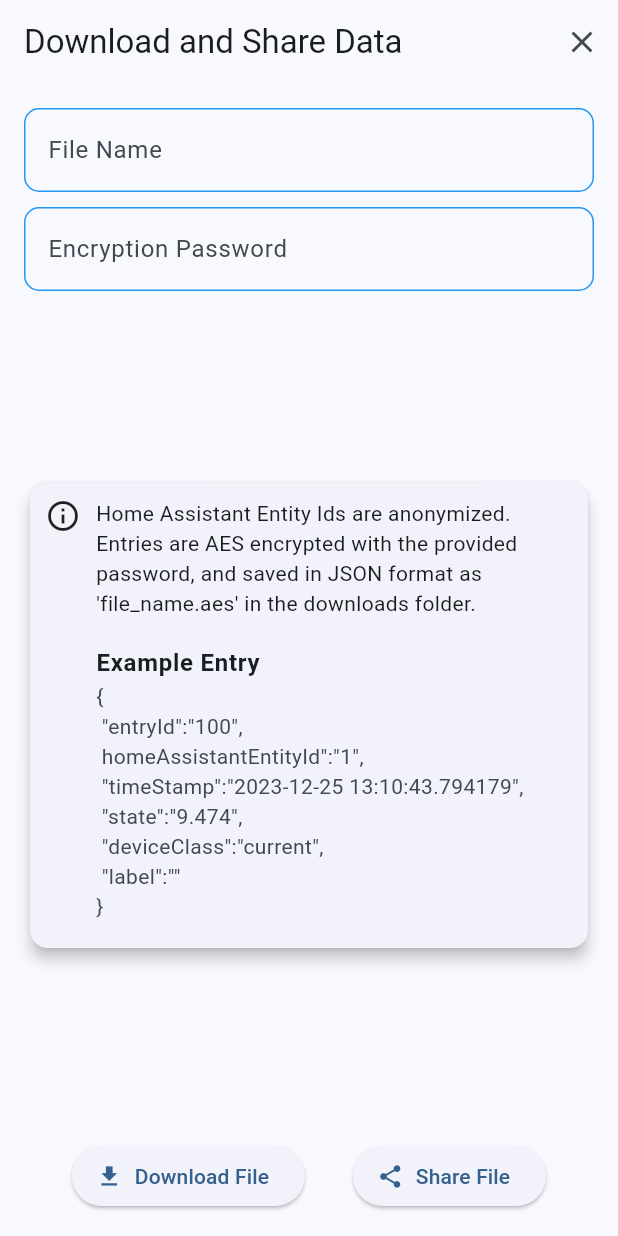
After one commit to yileijiang/smart-plug-data-flutter-app, a Flutter app: the DataSharingDialog screen opened directly, on a phone screen of 412 x 824 dp. The commit adds this screen. Run offline on Flutter 3.47's test engine with Material 3 defaults, Android fonts, the phone set to English and light mode, and no system bars; our stand-ins replace drift, flutter_bloc, flutter_local_notifications, fluttertoast, get_it, share_plus and 1 more; missing offline and left inert: encrypted_drift, flutter_foreground_task; accounts and stored records are empty; generated files the repository leaves out were written again; statements that could not run were skipped.

Commit message:
added data sharing widget

```diff
--- /dev/null
+++ b/lib/blocs/data_sharing_dialog_bloc/data_sharing_dialog_bloc.dart
@@ -0,0 +1,32 @@
+import 'package:flutter_bloc/flutter_bloc.dart';
+import 'package:smart_plug_data/blocs/data_sharing_dialog_bloc/data_sharing_dialog_event.dart';
+import 'package:smart_plug_data/blocs/data_sharing_dialog_bloc/data_sharing_dialog_state.dart';
+import 'package:smart_plug_data/data/repositories/smart_plug_entries _repository.dart';
+
+class DataSharingDialogBloc
+    extends Bloc<DataSharingDialogEvent, DataSharingDialogState> {
+  final SmartPlugEntriesRepository smartPlugEntriesRepository;
+
+  DataSharingDialogBloc({required this.smartPlugEntriesRepository})
+      : super(DataSharingDialogClosed()) {
+    on<OpenDataSharingDialog>(_mapOpenDataSharingDialogEventToState);
+    on<DownloadData>(_mapDownloadDataEventToState);
+  }
+
+  void _mapOpenDataSharingDialogEventToState(
+      OpenDataSharingDialog event, Emitter<DataSharingDialogState> emit) async {
+      emit(DataSharingDialogOpen());
+    //Share.share('Hello Welcome to FlutterCampus', subject: 'Welcome Message');
+  }
+
+  void _mapOpenDataSharingDialogEventToState(
+      OpenDataSharingDialog event, Emitter<DataSharingDialogState> emit) async {
+    emit(DataSharingDialogOpen());
+    //Share.share('Hello Welcome to FlutterCampus', subject: 'Welcome Message');
+  }
+
+  void _mapDownloadDataEventToState(
+      DownloadData event, Emitter<DataSharingDialogState> emit) async {
+    emit(DataSharingDialogClosed());
+  }
+}
--- /dev/null
+++ b/lib/blocs/data_sharing_dialog_bloc/data_sharing_dialog_event.dart
@@ -0,0 +1,8 @@
+abstract class DataSharingDialogEvent {}
+
+
+class OpenDataSharingDialog extends DataSharingDialogEvent {}
+
+class CloseDataSharingDialog extends DataSharingDialogEvent {}
+
+class DownloadData extends DataSharingDialogEvent {}
--- /dev/null
+++ b/lib/blocs/data_sharing_dialog_bloc/data_sharing_dialog_state.dart
@@ -0,0 +1,6 @@
+
+abstract class DataSharingDialogState {}
+
+class DataSharingDialogOpen extends DataSharingDialogState {}
+
+class DataSharingDialogClosed extends DataSharingDialogState {}
--- a/lib/blocs/registered_smart_plug_dialog_bloc/registered_smart_plug_dialog_bloc.dart
+++ b/lib/blocs/registered_smart_plug_dialog_bloc/registered_smart_plug_dialog_bloc.dart
@@ -88,10 +88,10 @@ class RegisteredSmartPlugDialogBloc extends Bloc<RegisteredSmartPlugDialogEvent,
       await registeredSmartPlugsRepository
           .deleteRegisteredSmartPlug(event.registeredSmartPlug);
       emit(RegisteredSmartPlugDeleted());
-      ToastUtils.showSuccessToast('Entry deleted');
+      ToastUtils.showSuccessToast('Smart plug deleted');
       emit(RegisteredSmartPlugDialogClosed());
     } catch (e) {
-      ToastUtils.showErrorToast('Error deleting entry');
+      ToastUtils.showErrorToast('Error deleting smart plug');
     }
   }
 
--- a/lib/data/database/database_manager.dart
+++ b/lib/data/database/database_manager.dart
@@ -1,15 +1,10 @@
 import 'dart:io';
-import 'dart:isolate';
-import 'dart:ui';
 
 import 'package:drift/drift.dart';
-import 'package:drift/isolate.dart';
 import 'package:encrypted_drift/encrypted_drift.dart';
-import 'package:flutter/services.dart';
 import 'package:path/path.dart' as p;
 import 'package:path_provider/path_provider.dart';
 import 'package:smart_plug_data/data/database/database.dart';
-import 'package:smart_plug_data/utils/constants.dart';
 
 
 
--- /dev/null
+++ b/lib/ui/widgets/data_sharing_dialog.dart
@@ -0,0 +1,166 @@
+import 'package:flutter/material.dart';
+import 'package:flutter_bloc/flutter_bloc.dart';
+import 'package:smart_plug_data/blocs/data_sharing_dialog_bloc/data_sharing_dialog_bloc.dart';
+import 'package:smart_plug_data/blocs/data_sharing_dialog_bloc/data_sharing_dialog_state.dart';
+
+class DataSharingDialog extends StatelessWidget {
+  final DataSharingDialogBloc dataSharingDialogBloc;
+
+  const DataSharingDialog({
+    required this.dataSharingDialogBloc,
+    super.key,
+  });
+
+  @override
+  Widget build(BuildContext context) {
+    final TextEditingController passwordController = TextEditingController();
+    final TextEditingController fileNameController = TextEditingController();
+
+    return Scaffold(
+        resizeToAvoidBottomInset: true,
+        appBar: AppBar(
+          title: const Text('Download and Share Data'),
+          automaticallyImplyLeading: false,
+          actions: [
+            IconButton(
+              icon: const Icon(Icons.close),
+              onPressed: () {
+                Navigator.of(context).pop();
+              },
+            ),
+          ],
+        ),
+        body: Dialog.fullscreen(
+          child: Padding(
+            padding: const EdgeInsets.all(16.0),
+            child: Column(
+              mainAxisAlignment: MainAxisAlignment.spaceBetween,
+              children: [
+                Column(children: [
+                  TextField(
+                    controller: fileNameController,
+                    autofocus: false,
+                    canRequestFocus: true,
+                    decoration: const InputDecoration(
+                      labelText: 'File Name',
+                      hintText: 'Enter File Name',
+                      enabledBorder: OutlineInputBorder(
+                        borderRadius: BorderRadius.all(Radius.circular(10)),
+                        borderSide: BorderSide(color: Colors.blue),
+                      ),
+                      focusedBorder: OutlineInputBorder(
+                        borderRadius: BorderRadius.all(Radius.circular(10)),
+                        borderSide: BorderSide(color: Colors.blue),
+                      ),
+                    ),
+                  ),
+                  const SizedBox(height: 10.0),
+                  TextField(
+                    controller: passwordController,
+                    autofocus: false,
+                    canRequestFocus: true,
+                    decoration: const InputDecoration(
+                      labelText: 'Encryption Password',
+                      hintText: 'Enter Encryption Password',
+                      enabledBorder: OutlineInputBorder(
+                        borderRadius: BorderRadius.all(Radius.circular(10)),
+                        borderSide: BorderSide(color: Colors.blue),
+                      ),
+                      focusedBorder: OutlineInputBorder(
+                        borderRadius: BorderRadius.all(Radius.circular(10)),
+                        borderSide: BorderSide(color: Colors.blue),
+                      ),
+                    ),
+                  ),
+                ],),
+
+                const Flexible(
+                  child: Card(
+                    elevation: 4.0,
+                    child: Padding(
+                      padding: EdgeInsets.all(10.0),
+                      child: Row(
+                        crossAxisAlignment: CrossAxisAlignment.start,
+                        children: [
+                          Icon(Icons.info_outline),
+                          SizedBox(width: 10.0),
+                          Expanded(
+                            child: Scrollbar(
+                              thumbVisibility: true,
+                              child: SingleChildScrollView(
+                                child: Column(
+                                  children: [
+                                    Text(
+                                      'Home Assistant Entity Ids are anonymized. Entries are AES encrypted with the provided password, and saved in JSON format as \'file_name.aes\' in the downloads folder.',
+                                    ),
+                                    SizedBox(height: 10.0),
+                                    ListTile(
+                                      contentPadding:
+                                          EdgeInsets.symmetric(horizontal: 0),
+                                      title: Text(
+                                        'Example Entry',
+                                        style: TextStyle(
+                                            fontWeight: FontWeight.bold),
+                                      ),
+                                      subtitle:
+                                          // TODO: change data to proper entry
+                                          Text(
+                                              """{\n "entryId":"100",\n homeAssistantEntityId":"1", \n "timeStamp":"2023-12-25 13:10:43.794179",\n "state":"9.474", \n "deviceClass":"current", \n "label":"" \n}"""),
+                                    ),
+                                  ],
+                                ),
+                              ),
+                            ),
+                          ),
+                        ],
+                      ),
+                    ),
+                  ),
+                ),
+                OverflowBar(
+                  alignment: MainAxisAlignment.spaceEvenly,
+                  children: <Widget>[
+                    ElevatedButton.icon(
+                      onPressed: () {},
+                      icon: const Icon(Icons.download),
+                      label: const Text('Download File'),
+                    ),
+                    ElevatedButton.icon(
+                      onPressed: () {},
+                      icon: const Icon(Icons.share),
+                      label: const Text('Share File'),
+                    ),
+                  ],
+                ),
+              ],
+            ),
+          ),
+        ));
+  }
+}
+
+class DataSharingDialogWidget extends StatelessWidget {
+  const DataSharingDialogWidget({super.key});
+  @override
+  Widget build(BuildContext context) {
+    return BlocListener<DataSharingDialogBloc, DataSharingDialogState>(
+      listener: (context, state) {
+        if (state is DataSharingDialogOpen) {
+          showDialog(
+            barrierDismissible: false,
+            context: context,
+            builder: (BuildContext newContext) {
+              return DataSharingDialog(
+                dataSharingDialogBloc:
+                    BlocProvider.of<DataSharingDialogBloc>(context),
+              );
+            },
+          );
+        } else if (state is DataSharingDialogClosed) {
+          Navigator.of(context).pop();
+        }
+      },
+      child: const SizedBox(),
+    );
+  }
+}
--- a/lib/ui/widgets/edit_registered_smart_plug_dialog.dart
+++ b/lib/ui/widgets/edit_registered_smart_plug_dialog.dart
@@ -80,7 +80,7 @@ class EditRegisteredSmartPlugDialogState
                 );
               },
               icon: const Icon(Icons.delete),
-              label: const Text('Delete Entry'),
+              label: const Text('Delete Smart Plug'),
               style: TextButton.styleFrom(
                 padding: EdgeInsets.zero,
                 overlayColor: Colors.transparent,
--- a/lib/ui/widgets/smart_plug_entries_list_widget.dart
+++ b/lib/ui/widgets/smart_plug_entries_list_widget.dart
@@ -74,7 +74,7 @@ class SmartPlugEntriesListWidget extends StatelessWidget {
                   ),
                 );
               } else if (state is SmartPlugEntriesEmpty) {
-                return const Text('No entries yet.');
+                return const Center(child: Text('No entries yet.'));
               } else {
                 return const SizedBox(); // Initial state
               }
--- a/pubspec.yaml
+++ b/pubspec.yaml
@@ -45,6 +45,7 @@ dependencies:
   sqflite_sqlcipher: ^2.2.1
   web_socket_channel: ^2.4.4
   flutter_local_notifications: ^17.0.0
+  share_plus: ^7.2.2
 
 
 dev_dependencies:
```
Also changed, not shown: lib/ui/screens/home_page.dart (+14 -6 lines), lib/ui/widgets/data_sharing_button.dart (added, +25 -0 lines), lib/ui/widgets/smart_plug_entry_dialog_widget.dart (renamed from lib/ui/widgets/smart_plug_entry_dialog.dart), pubspec.lock, 1 other file.
